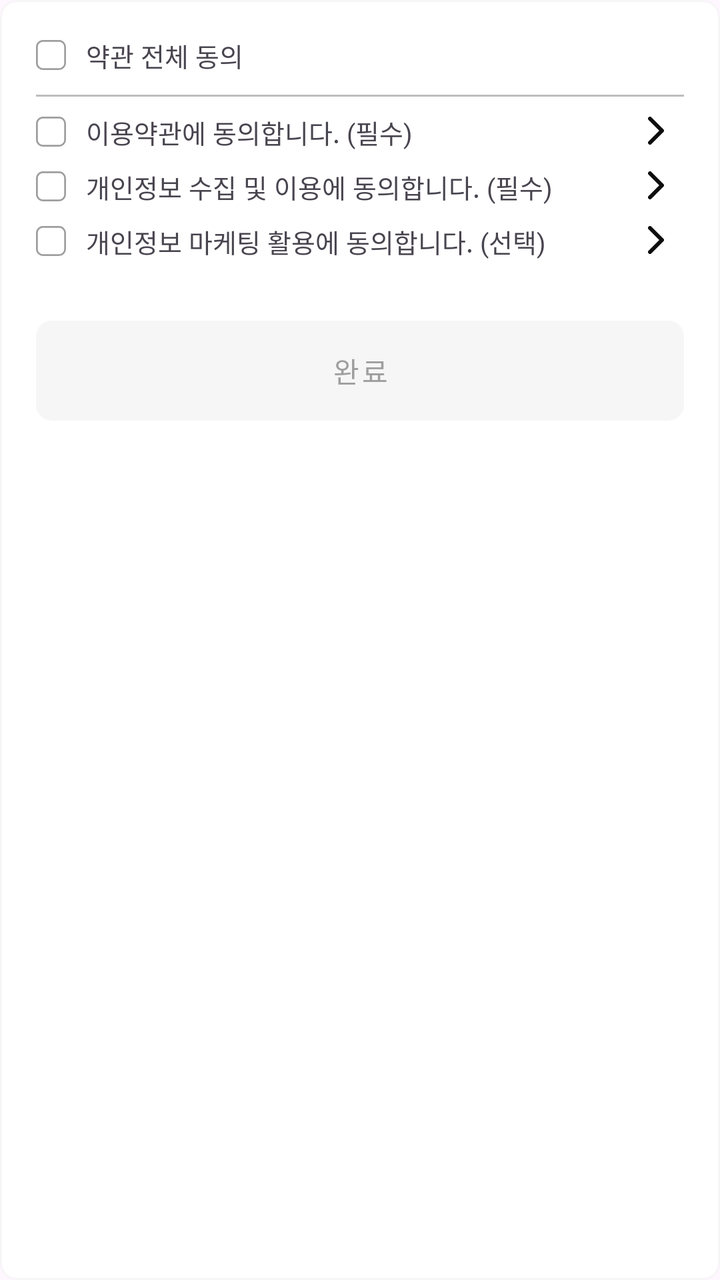
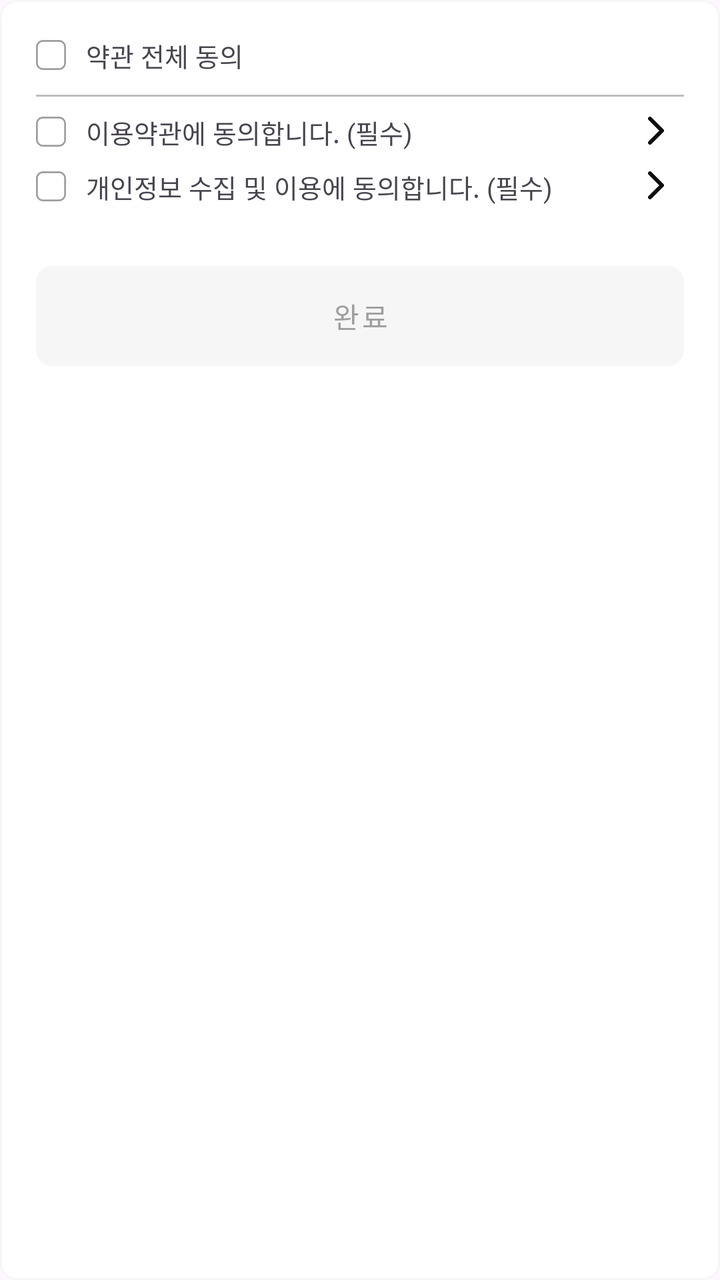

Before-and-after screenshots of an Android layout around one commit, followed by the original layout XML and the change that was made.
<!-- AndroidManifest.xml: application theme Theme.DogCatSquare -->
<!-- res/layout/bottom_sheet_signup.xml -->
<?xml version="1.0" encoding="utf-8"?>
<androidx.constraintlayout.widget.ConstraintLayout xmlns:android="http://schemas.android.com/apk/res/android"
    xmlns:app="http://schemas.android.com/apk/res-auto"
    android:layout_width="match_parent"
    android:layout_height="wrap_content"
    android:background="@drawable/item_card_bg">

    <androidx.constraintlayout.widget.Guideline
        android:id="@+id/guideline1"
        android:layout_width="wrap_content"
        android:layout_height="wrap_content"
        android:background="@color/white"
        android:orientation="vertical"
        app:layout_constraintGuide_percent="0.05" />

    <androidx.constraintlayout.widget.Guideline
        android:id="@+id/guideline2"
        android:layout_width="wrap_content"
        android:layout_height="wrap_content"
        android:background="@color/white"
        android:orientation="vertical"
        app:layout_constraintGuide_percent="0.95" />

    <CheckBox
        android:id="@+id/checkBox_all"
        android:layout_width="15dp"
        android:layout_height="15dp"
        android:layout_marginTop="20dp"
        android:background="@drawable/custom_checkbox_bg"
        android:button="@null"
        app:layout_constraintStart_toStartOf="@+id/guideline1"
        app:layout_constraintTop_toTopOf="parent" />

    <TextView
        android:id="@+id/checkBox_all_tv"
        android:layout_width="wrap_content"
        android:layout_height="wrap_content"
        android:layout_marginStart="10dp"
        android:text="약관 전체 동의"
        android:textSize="13sp"
        app:layout_constraintBottom_toBottomOf="@+id/checkBox_all"
        app:layout_constraintStart_toEndOf="@+id/checkBox_all"
        app:layout_constraintTop_toTopOf="@+id/checkBox_all" />

    <View
        android:id="@+id/horizontal_line"
        android:layout_width="0dp"
        android:layout_height="1dp"
        android:layout_marginTop="10dp"
        android:background="@color/gray3"
        app:layout_constraintEnd_toEndOf="@id/guideline2"
        app:layout_constraintStart_toStartOf="@+id/guideline1"
        app:layout_constraintTop_toBottomOf="@+id/checkBox_all_tv" />

    <CheckBox
        android:id="@+id/checkBox1"
        android:layout_width="15dp"
        android:layout_height="15dp"
        android:layout_marginTop="10dp"
        android:background="@drawable/custom_checkbox_bg"
        android:button="@null"
        app:layout_constraintStart_toStartOf="@+id/guideline1"
        app:layout_constraintTop_toBottomOf="@+id/horizontal_line" />

    <TextView
        android:id="@+id/checkBox1_tv"
        android:layout_width="wrap_content"
        android:layout_height="wrap_content"
        android:layout_marginStart="10dp"
        android:text="이용약관에 동의합니다. (필수)"
        android:textSize="13sp"
        app:layout_constraintBottom_toBottomOf="@+id/checkBox1"
        app:layout_constraintStart_toEndOf="@+id/checkBox1"
        app:layout_constraintTop_toTopOf="@+id/checkBox1" />

    <CheckBox
        android:id="@+id/checkBox2"
        android:layout_width="15dp"
        android:layout_height="15dp"
        android:layout_marginTop="10dp"
        android:background="@drawable/custom_checkbox_bg"
        android:button="@null"
        app:layout_constraintStart_toStartOf="@+id/guideline1"
        app:layout_constraintTop_toBottomOf="@+id/checkBox1_tv" />

    <TextView
        android:id="@+id/checkBox2_tv"
        android:layout_width="wrap_content"
        android:layout_height="wrap_content"
        android:layout_marginStart="10dp"
        android:text="개인정보 수집 및 이용에 동의합니다. (필수)"
        android:textSize="13sp"
        app:layout_constraintBottom_toBottomOf="@+id/checkBox2"
        app:layout_constraintStart_toEndOf="@+id/checkBox2"
        app:layout_constraintTop_toTopOf="@+id/checkBox2" />

    <CheckBox
        android:id="@+id/checkBox3"
        android:layout_width="15dp"
        android:layout_height="15dp"
        android:layout_marginTop="10dp"
        android:background="@drawable/custom_checkbox_bg"
        android:button="@null"
        app:layout_constraintStart_toStartOf="@+id/guideline1"
        app:layout_constraintTop_toBottomOf="@+id/checkBox2_tv" />

    <TextView
        android:id="@+id/checkBox3_tv"
        android:layout_width="wrap_content"
        android:layout_height="wrap_content"
        android:layout_marginStart="10dp"
        android:text="개인정보 마케팅 활용에 동의합니다. (선택)"
        android:textSize="13sp"
        app:layout_constraintBottom_toBottomOf="@+id/checkBox3"
        app:layout_constraintStart_toEndOf="@+id/checkBox3"
        app:layout_constraintTop_toTopOf="@+id/checkBox3" />

    <com.google.android.material.button.MaterialButton
        android:id="@+id/signup_done_btn"
        android:layout_width="0dp"
        android:layout_height="50dp"
        android:layout_marginTop="30dp"
        style="@style/CustomMaterialButton4"
        android:insetTop="0dp"
        android:insetBottom="0dp"
        android:text="완료"
        app:layout_constraintBottom_toBottomOf="parent"
        app:layout_constraintEnd_toEndOf="@id/guideline2"
        app:layout_constraintEnd_toStartOf="@+id/guideline2"
        app:layout_constraintHorizontal_bias="0.0"
        app:layout_constraintStart_toStartOf="@+id/guideline1"
        app:layout_constraintTop_toBottomOf="@+id/checkBox3_tv"
        app:layout_constraintVertical_bias="0.0" />

    <ImageView
        android:id="@+id/terms_of_use_btn"
        android:layout_width="wrap_content"
        android:layout_height="wrap_content"
        android:layout_marginTop="10dp"
        android:layout_marginEnd="10dp"
        android:src="@drawable/img_arrow_right"
        app:layout_constraintEnd_toStartOf="@+id/guideline2"
        app:layout_constraintHorizontal_bias="1.0"
        app:layout_constraintStart_toEndOf="@+id/checkBox1_tv"
        app:layout_constraintTop_toBottomOf="@+id/horizontal_line" />

    <ImageView
        android:id="@+id/personal_info_btn"
        android:layout_width="wrap_content"
        android:layout_height="wrap_content"
        android:layout_marginTop="10dp"
        android:layout_marginEnd="10dp"
        app:layout_constraintEnd_toStartOf="@+id/guideline2"
        app:layout_constraintHorizontal_bias="1.0"
        app:layout_constraintStart_toEndOf="@+id/checkBox2_tv"
        app:layout_constraintTop_toBottomOf="@+id/checkBox1_tv"
        app:srcCompat="@drawable/img_arrow_right" />

    <ImageView
        android:id="@+id/personal_info_marketing_btn"
        android:layout_width="wrap_content"
        android:layout_height="wrap_content"
        android:layout_marginTop="10dp"
        android:layout_marginEnd="10dp"
        app:layout_constraintEnd_toStartOf="@+id/guideline2"
        app:layout_constraintHorizontal_bias="1.0"
        app:layout_constraintStart_toEndOf="@+id/checkBox3_tv"
        app:layout_constraintTop_toBottomOf="@+id/checkBox2_tv"
        app:srcCompat="@drawable/img_arrow_right" />

</androidx.constraintlayout.widget.ConstraintLayout>
<!-- resources referenced by this layout -->
<resources>
  <color name="gray3">#BEBDBD</color>
  <color name="white">#FFFFFFFF</color>
  <!-- drawable custom_checkbox_bg (drawable) -->
  <?xml version="1.0" encoding="utf-8"?>
  <selector xmlns:android="http://schemas.android.com/apk/res/android">
      <item android:state_checked="true" android:drawable="@drawable/ic_check"/>
      <item android:state_checked="false" android:drawable="@drawable/ic_check_no"/>
  </selector>
  <!-- drawable img_arrow_right (drawable) -->
  <vector xmlns:android="http://schemas.android.com/apk/res/android"
      android:width="8dp"
      android:height="14dp"
      android:viewportWidth="8"
      android:viewportHeight="14">
    <path
        android:pathData="M1,13L7,7L1,1"
        android:strokeLineJoin="round"
        android:strokeWidth="2"
        android:fillColor="#00000000"
        android:strokeColor="#0E0E0E"
        android:strokeLineCap="round"/>
  </vector>
  <!-- drawable item_card_bg (drawable) -->
  <?xml version="1.0" encoding="utf-8"?>
  <shape xmlns:android="http://schemas.android.com/apk/res/android">
      <corners android:radius="8dp" /> 
      <solid android:color="@color/white" /> 
      <stroke android:width="1dp"
          android:color="@color/gray1" />
  </shape>
  <style name="CustomMaterialButton4" parent="Widget.MaterialComponents.Button.OutlinedButton">
          <item name="backgroundTint">@color/gray1</item>
          <item name="strokeWidth">0dp</item>
          <item name="cornerRadius">8dp</item>
          <item name="android:textColor">@color/gray4</item>
          <item name="elevation">0dp</item>
          <item name="fontFamily">@font/pretendard_medium</item>
      </style>
  <style name="Theme.DogCatSquare" parent="Base.Theme.DogCatSquare" />
  <!-- drawable ic_check_no (drawable) -->
  <vector xmlns:android="http://schemas.android.com/apk/res/android"
      android:width="17dp"
      android:height="17dp"
      android:viewportWidth="17"
      android:viewportHeight="17">
    <path
        android:strokeWidth="1"
        android:pathData="M4,0.5L13,0.5A3.5,3.5 0,0 1,16.5 4L16.5,13A3.5,3.5 0,0 1,13 16.5L4,16.5A3.5,3.5 0,0 1,0.5 13L0.5,4A3.5,3.5 0,0 1,4 0.5z"
        android:fillColor="#00000000"
        android:strokeColor="#9E9E9E"/>
  </vector>
  <color name="gray1">#F6F6F6</color>
  <color name="gray4">#9E9E9E</color>
  <style name="Base.Theme.DogCatSquare" parent="Theme.Material3.DayNight.NoActionBar">
          
          
          <item name="android:windowLightStatusBar">true</item>
          <item name="android:statusBarColor">@color/white</item>
          <item name="popupMenuStyle">@style/CustomPopupStyle</item>
          <item name="android:popupMenuStyle">@style/CustomPopupStyle</item>
          <item name="popupTheme">@style/CustomPopupTheme</item>
          <item name="android:popupTheme">@style/CustomPopupTheme</item>
      </style>
  <style name="CustomPopupStyle" parent="Widget.AppCompat.PopupMenu">
          <item name="android:popupBackground">@drawable/popup_white_bg</item>
      </style>
  <style name="CustomPopupTheme" parent="ThemeOverlay.Material3.Light">
          <item name="colorSurface">@color/white</item>
          <item name="colorSurfaceContainer">@color/white</item>
          <item name="colorSurfaceContainerHigh">@color/white</item>
      </style>
  <!-- drawable popup_white_bg (drawable) -->
  <?xml version="1.0" encoding="utf-8"?>
  <shape xmlns:android="http://schemas.android.com/apk/res/android">
      <solid android:color="#FFFFFF" />
      <corners android:radius="16dp" />
  </shape>
  <!-- unchanged entries left out for length: 1 -->
</resources>

<!-- the commit's change to res/layout/bottom_sheet_signup.xml (unified diff, before → after) -->
@@ -94,27 +94,6 @@
         app:layout_constraintStart_toEndOf="@+id/checkBox2"
         app:layout_constraintTop_toTopOf="@+id/checkBox2" />
 
-    <CheckBox
-        android:id="@+id/checkBox3"
-        android:layout_width="15dp"
-        android:layout_height="15dp"
-        android:layout_marginTop="10dp"
-        android:background="@drawable/custom_checkbox_bg"
-        android:button="@null"
-        app:layout_constraintStart_toStartOf="@+id/guideline1"
-        app:layout_constraintTop_toBottomOf="@+id/checkBox2_tv" />
-
-    <TextView
-        android:id="@+id/checkBox3_tv"
-        android:layout_width="wrap_content"
-        android:layout_height="wrap_content"
-        android:layout_marginStart="10dp"
-        android:text="개인정보 마케팅 활용에 동의합니다. (선택)"
-        android:textSize="13sp"
-        app:layout_constraintBottom_toBottomOf="@+id/checkBox3"
-        app:layout_constraintStart_toEndOf="@+id/checkBox3"
-        app:layout_constraintTop_toTopOf="@+id/checkBox3" />
-
     <com.google.android.material.button.MaterialButton
         android:id="@+id/signup_done_btn"
         android:layout_width="0dp"
@@ -129,7 +108,7 @@
         app:layout_constraintEnd_toStartOf="@+id/guideline2"
         app:layout_constraintHorizontal_bias="0.0"
         app:layout_constraintStart_toStartOf="@+id/guideline1"
-        app:layout_constraintTop_toBottomOf="@+id/checkBox3_tv"
+        app:layout_constraintTop_toBottomOf="@+id/checkBox2_tv"
         app:layout_constraintVertical_bias="0.0" />
 
     <ImageView
@@ -156,16 +135,4 @@
         app:layout_constraintTop_toBottomOf="@+id/checkBox1_tv"
         app:srcCompat="@drawable/img_arrow_right" />
 
-    <ImageView
-        android:id="@+id/personal_info_marketing_btn"
-        android:layout_width="wrap_content"
-        android:layout_height="wrap_content"
-        android:layout_marginTop="10dp"
-        android:layout_marginEnd="10dp"
-        app:layout_constraintEnd_toStartOf="@+id/guideline2"
-        app:layout_constraintHorizontal_bias="1.0"
-        app:layout_constraintStart_toEndOf="@+id/checkBox3_tv"
-        app:layout_constraintTop_toBottomOf="@+id/checkBox2_tv"
-        app:srcCompat="@drawable/img_arrow_right" />
-
 </androidx.constraintlayout.widget.ConstraintLayout>
